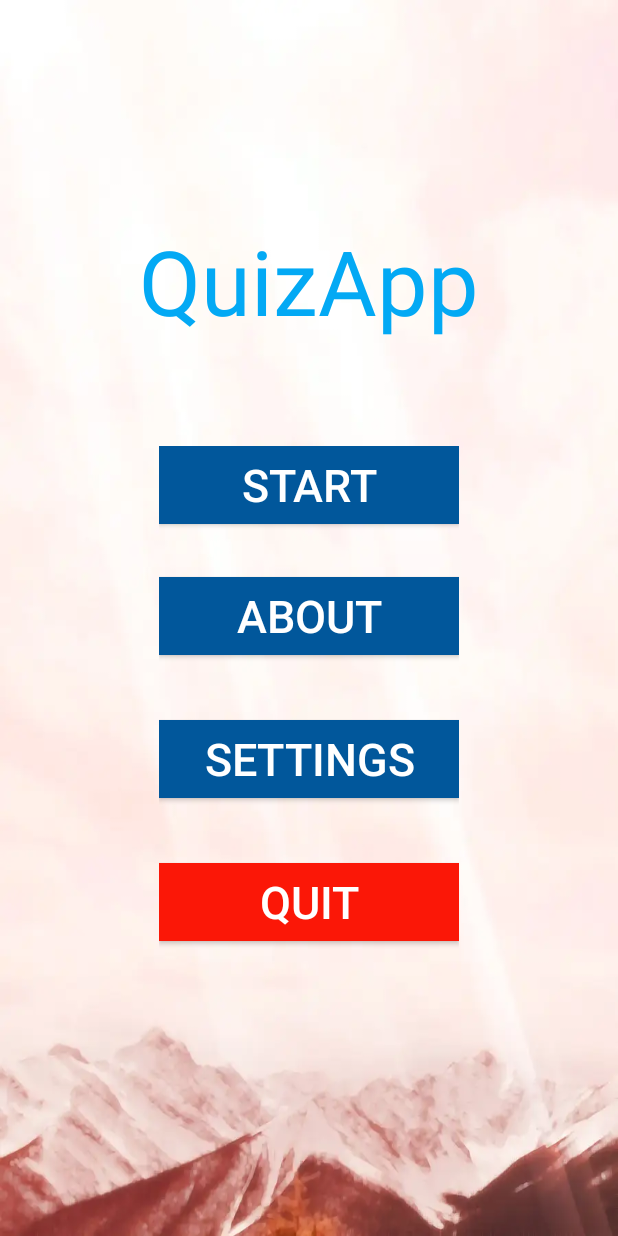
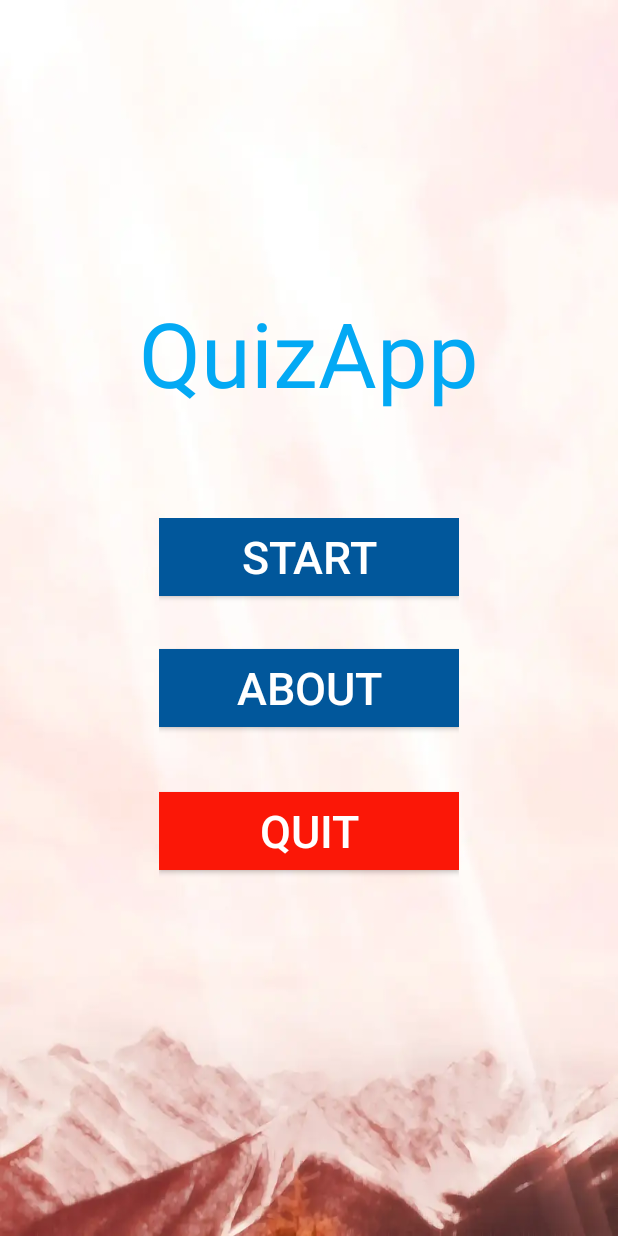
Before and after one commit to SuhrobDev/quiz, an Android app: the screen it shows after launch (MainActivity), on a phone screen of 412 x 824 dp. Run offline under Robolectric (Android 15) with nearby library versions, the phone set to English and light mode, and no system bars; 1 statement that could not run was skipped.

Commit message:
edited 03.07.2022 -2

```diff
--- a/app/src/main/res/layout/activity_main1.xml
+++ b/app/src/main/res/layout/activity_main1.xml
@@ -78,21 +78,6 @@
             android:layout_height="10dp" />
 
         <androidx.appcompat.widget.AppCompatButton
-            android:id="@+id/settingsbtn"
-            android:layout_width="200dp"
-            android:layout_height="52dp"
-            android:layout_alignStart="@+id/button2"
-            android:layout_alignParentBottom="true"
-            android:layout_marginBottom="33dp"
-            android:background="#01579B"
-            android:text="@string/settings"
-            android:textColor="#ffffff"
-            android:textSize="30sp" />
-        <Space
-            android:layout_width="match_parent"
-            android:layout_height="10dp" />
-
-        <androidx.appcompat.widget.AppCompatButton
             android:id="@+id/quit"
             android:layout_width="200dp"
             android:layout_height="52dp"
--- a/app/src/main/res/values-night/themes.xml
+++ b/app/src/main/res/values-night/themes.xml
@@ -4,7 +4,7 @@
         <!-- Primary brand color. -->
         <item name="colorPrimary">@color/purple_500</item>
         <item name="colorPrimaryVariant">@color/purple_700</item>
-        <item name="colorOnPrimary">@color/white</item>
+        <item name="colorOnPrimary">@color/black</item>
         <!-- Secondary brand color. -->
         <item name="colorSecondary">@color/teal_200</item>
         <item name="colorSecondaryVariant">@color/teal_200</item>
--- a/app/src/main/res/values/themes.xml
+++ b/app/src/main/res/values/themes.xml
@@ -1,6 +1,6 @@
 <resources xmlns:tools="http://schemas.android.com/tools">
     <!-- Base application theme. -->
-    <style name="Theme.Quiz_full" parent="Theme.MaterialComponents.DayNight.NoActionBar.Bridge">
+    <style name="Theme.Quiz_full" parent="Theme.MaterialComponents.Light.NoActionBar.Bridge">
         <!-- Primary brand color. -->
         <item name="colorPrimary">@color/purple_500</item>
         <item name="colorPrimaryVariant">@color/purple_700</item>
```
